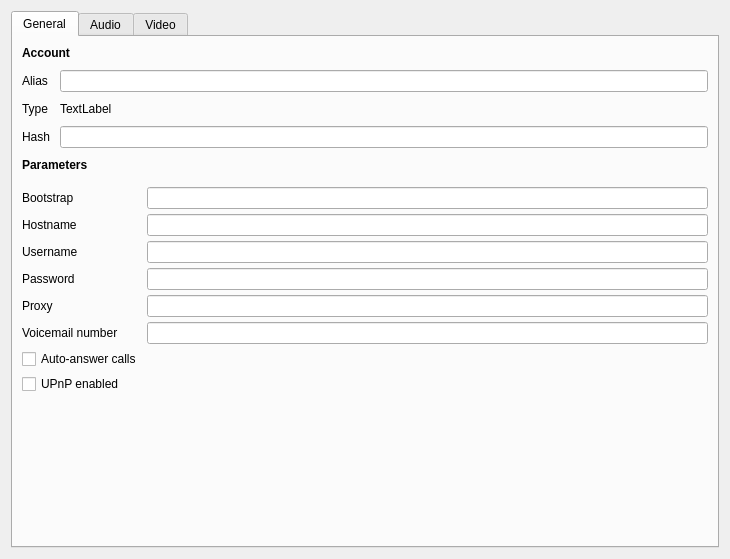
This is accountdetails.ui in savoirfairelinux/jami-client-windows as Qt 5 draws it before an edit. The edited form follows.
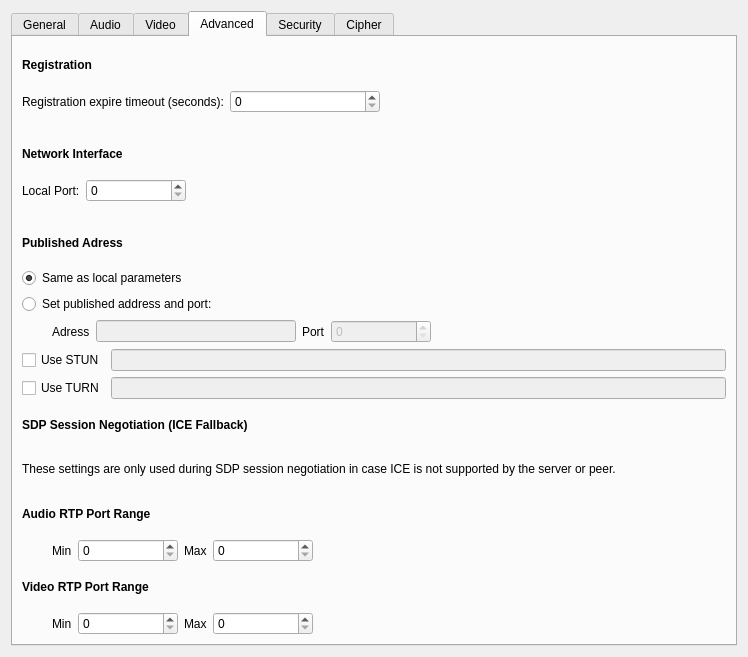
This is the edited form. The open tabs and pages were chosen to show the change. Icons and pictures are not drawn.

Commit message:
settings : add advanced and security settings
Refs #75237

The edit to the form file:
```diff
--- a/accountdetails.ui
+++ b/accountdetails.ui
@@ -6,8 +6,8 @@
    <rect>
     <x>0</x>
     <y>0</y>
-    <width>730</width>
-    <height>559</height>
+    <width>748</width>
+    <height>657</height>
    </rect>
   </property>
   <property name="windowTitle">
@@ -130,86 +130,120 @@
            <property name="topMargin">
             <number>10</number>
            </property>
-           <item row="6" column="0">
-            <widget class="QCheckBox" name="autoAnswerCheckBox">
-             <property name="text">
-              <string>Auto-answer calls</string>
-             </property>
-            </widget>
-           </item>
-           <item row="7" column="0">
-            <widget class="QCheckBox" name="upnpCheckBox">
-             <property name="enabled">
-              <bool>true</bool>
-             </property>
-             <property name="text">
-              <string>UPnP enabled</string>
-             </property>
-            </widget>
-           </item>
            <item row="0" column="0">
-            <widget class="QLabel" name="bootstrapLabel">
-             <property name="text">
-              <string>Bootstrap</string>
-             </property>
-            </widget>
-           </item>
-           <item row="0" column="1">
-            <widget class="QLineEdit" name="bootstrapLineEdit"/>
-           </item>
-           <item row="1" column="0">
             <widget class="QLabel" name="hostnameLabel">
              <property name="text">
               <string>Hostname</string>
              </property>
             </widget>
            </item>
-           <item row="1" column="1">
-            <widget class="QLineEdit" name="hostnameEdit"/>
+           <item row="0" column="1">
+            <widget class="QLineEdit" name="lrcfg_hostname"/>
            </item>
-           <item row="2" column="0">
+           <item row="1" column="0">
             <widget class="QLabel" name="usernameLabel">
              <property name="text">
               <string>Username</string>
              </property>
             </widget>
            </item>
-           <item row="2" column="1">
+           <item row="1" column="1">
             <widget class="QLineEdit" name="usernameEdit"/>
            </item>
-           <item row="3" column="0">
+           <item row="2" column="0">
             <widget class="QLabel" name="passwordLabel">
              <property name="text">
               <string>Password</string>
              </property>
             </widget>
            </item>
-           <item row="3" column="1">
-            <widget class="QLineEdit" name="passwordEdit">
+           <item row="2" column="1">
+            <widget class="QLineEdit" name="lrcfg_password">
              <property name="echoMode">
               <enum>QLineEdit::PasswordEchoOnEdit</enum>
              </property>
             </widget>
            </item>
-           <item row="4" column="0">
+           <item row="3" column="0">
             <widget class="QLabel" name="proxyLabel">
              <property name="text">
               <string>Proxy</string>
              </property>
             </widget>
            </item>
-           <item row="4" column="1">
-            <widget class="QLineEdit" name="proxyEdit"/>
+           <item row="3" column="1">
+            <widget class="QLineEdit" name="lrcfg_proxy"/>
            </item>
-           <item row="5" column="0">
+           <item row="4" column="0">
             <widget class="QLabel" name="voicemailLabel">
              <property name="text">
               <string>Voicemail number</string>
              </property>
             </widget>
            </item>
-           <item row="5" column="1">
-            <widget class="QLineEdit" name="voicemailEdit"/>
+           <item row="4" column="1">
+            <widget class="QLineEdit" name="lrcfg_mailbox"/>
+           </item>
+           <item row="5" column="0">
+            <widget class="QCheckBox" name="lrcfg_autoAnswer">
+             <property name="text">
+              <string>Auto-answer calls</string>
+             </property>
+            </widget>
+           </item>
+           <item row="6" column="0">
+            <widget class="QCheckBox" name="lrcfg_upnpEnabled">
+             <property name="enabled">
+              <bool>true</bool>
+             </property>
+             <property name="text">
+              <string>UPnP enabled</string>
+             </property>
+            </widget>
+           </item>
+           <item row="7" column="0">
+            <widget class="QLabel" name="label">
+             <property name="text">
+              <string>DTMF tone type</string>
+             </property>
+            </widget>
+           </item>
+           <item row="7" column="1">
+            <layout class="QHBoxLayout" name="horizontalLayout_2">
+             <item>
+              <widget class="QRadioButton" name="rtpRadio">
+               <property name="text">
+                <string>RTP</string>
+               </property>
+               <attribute name="buttonGroup">
+                <string notr="true">dtmfGroup</string>
+               </attribute>
+              </widget>
+             </item>
+             <item>
+              <widget class="QRadioButton" name="sipRadio">
+               <property name="text">
+                <string>SIP</string>
+               </property>
+               <attribute name="buttonGroup">
+                <string notr="true">dtmfGroup</string>
+               </attribute>
+              </widget>
+             </item>
+             <item>
+              <spacer name="horizontalSpacer">
+               <property name="orientation">
+                <enum>Qt::Horizontal</enum>
+               </property>
+               <property name="sizeHint" stdset="0">
+                <size>
+                 <width>40</width>
+                 <height>20</height>
+                </size>
+               </property>
+              </spacer>
+             </item>
+            </layout>
            </item>
           </layout>
          </item>
@@ -372,6 +406,729 @@
        </item>
       </layout>
      </widget>
+     <widget class="QWidget" name="advancedTab">
+      <attribute name="title">
+       <string>Advanced</string>
+      </attribute>
+      <layout class="QVBoxLayout" name="verticalLayout_7">
+       <item>
+        <widget class="QLabel" name="label_2">
+         <property name="font">
+          <font>
+           <weight>75</weight>
+           <bold>true</bold>
+          </font>
+         </property>
+         <property name="text">
+          <string>Registration</string>
+         </property>
+        </widget>
+       </item>
+       <item>
+        <layout class="QFormLayout" name="formLayout_3">
+         <item row="0" column="0">
+          <widget class="QLabel" name="label_9">
+           <property name="text">
+            <string>Registration expire timeout (seconds):</string>
+           </property>
+          </widget>
+         </item>
+         <item row="0" column="1">
+          <widget class="QSpinBox" name="lrcfg_registrationExpire">
+           <property name="maximumSize">
+            <size>
+             <width>150</width>
+             <height>16777215</height>
+            </size>
+           </property>
+          </widget>
+         </item>
+        </layout>
+       </item>
+       <item>
+        <widget class="QLabel" name="label_3">
+         <property name="font">
+          <font>
+           <weight>75</weight>
+           <bold>true</bold>
+          </font>
+         </property>
+         <property name="text">
+          <string>Network Interface</string>
+         </property>
+        </widget>
+       </item>
+       <item>
+        <layout class="QFormLayout" name="formLayout_4">
+         <item row="0" column="0">
+          <widget class="QLabel" name="label_10">
+           <property name="text">
+            <string>Local Port:</string>
+           </property>
+          </widget>
+         </item>
+         <item row="0" column="1">
+          <layout class="QHBoxLayout" name="horizontalLayout_7">
+           <item>
+            <widget class="QSpinBox" name="lrcfg_localPort">
+             <property name="minimumSize">
+              <size>
+               <width>100</width>
+               <height>0</height>
+              </size>
+             </property>
+             <property name="maximum">
+              <number>65535</number>
+             </property>
+            </widget>
+           </item>
+           <item>
+            <spacer name="horizontalSpacer_4">
+             <property name="orientation">
+              <enum>Qt::Horizontal</enum>
+             </property>
+             <property name="sizeHint" stdset="0">
+              <size>
+               <width>40</width>
+               <height>20</height>
+              </size>
+             </property>
+            </spacer>
+           </item>
+          </layout>
+         </item>
+        </layout>
+       </item>
+       <item>
+        <widget class="QLabel" name="label_4">
+         <property name="font">
+          <font>
+           <weight>75</weight>
+           <bold>true</bold>
+          </font>
+         </property>
+         <property name="text">
+          <string>Published Adress</string>
+         </property>
+        </widget>
+       </item>
+       <item>
+        <layout class="QVBoxLayout" name="verticalLayout_8">
+         <property name="topMargin">
+          <number>0</number>
+         </property>
+         <property name="bottomMargin">
+          <number>0</number>
+         </property>
+         <item>
+          <widget class="QRadioButton" name="puslishedSameAsLocalRadio">
+           <property name="text">
+            <string>Same as local parameters</string>
+           </property>
+           <property name="checked">
+            <bool>true</bool>
+           </property>
+           <attribute name="buttonGroup">
+            <string notr="true">publishGroup</string>
+           </attribute>
+          </widget>
+         </item>
+         <item>
+          <widget class="QRadioButton" name="customPublishedRadio">
+           <property name="text">
+            <string>Set published address and port:</string>
+           </property>
+           <attribute name="buttonGroup">
+            <string notr="true">publishGroup</string>
+           </attribute>
+          </widget>
+         </item>
+         <item>
+          <layout class="QHBoxLayout" name="publishAdressLayout">
+           <property name="leftMargin">
+            <number>30</number>
+           </property>
+           <property name="topMargin">
+            <number>0</number>
+           </property>
+           <item>
+            <widget class="QLabel" name="label_12">
+             <property name="text">
+              <string>Adress</string>
+             </property>
+            </widget>
+           </item>
+           <item>
+            <widget class="QLineEdit" name="lrcfg_publishedAddress">
+             <property name="enabled">
+              <bool>false</bool>
+             </property>
+             <property name="maximumSize">
+              <size>
+               <width>200</width>
+               <height>16777215</height>
+              </size>
+             </property>
+            </widget>
+           </item>
+           <item>
+            <widget class="QLabel" name="label_11">
+             <property name="text">
+              <string>Port</string>
+             </property>
+            </widget>
+           </item>
+           <item>
+            <widget class="QSpinBox" name="lrcfg_publishedPort">
+             <property name="enabled">
+              <bool>false</bool>
+             </property>
+             <property name="minimumSize">
+              <size>
+               <width>100</width>
+               <height>0</height>
+              </size>
+             </property>
+             <property name="maximum">
+              <number>65535</number>
+             </property>
+            </widget>
+           </item>
+           <item>
+            <spacer name="horizontalSpacer_5">
+             <property name="orientation">
+              <enum>Qt::Horizontal</enum>
+             </property>
+             <property name="sizeHint" stdset="0">
+              <size>
+               <width>40</width>
+               <height>20</height>
+              </size>
+             </property>
+            </spacer>
+           </item>
+          </layout>
+         </item>
+         <item>
+          <layout class="QHBoxLayout" name="horizontalLayout_8">
+           <property name="topMargin">
+            <number>0</number>
+           </property>
+           <item>
+            <widget class="QCheckBox" name="lrcfg_sipStunEnabled">
+             <property name="text">
+              <string>Use STUN</string>
+             </property>
+            </widget>
+           </item>
+           <item>
+            <widget class="QLineEdit" name="lrcfg_sipStunServer">
+             <property name="enabled">
+              <bool>false</bool>
+             </property>
+            </widget>
+           </item>
+          </layout>
+         </item>
+         <item>
+          <layout class="QHBoxLayout" name="horizontalLayout_11">
+           <property name="topMargin">
+            <number>0</number>
+           </property>
+           <item>
+            <widget class="QCheckBox" name="lrcfg_turnEnabled">
+             <property name="text">
+              <string>Use TURN</string>
+             </property>
+            </widget>
+           </item>
+           <item>
+            <widget class="QLineEdit" name="lrcfg_sipTurnServer">
+             <property name="enabled">
+              <bool>false</bool>
+             </property>
+            </widget>
+           </item>
+          </layout>
+         </item>
+        </layout>
+       </item>
+       <item>
+        <widget class="QLabel" name="label_5">
+         <property name="font">
+          <font>
+           <weight>75</weight>
+           <bold>true</bold>
+          </font>
+         </property>
+         <property name="text">
+          <string>SDP Session Negotiation (ICE Fallback)</string>
+         </property>
+        </widget>
+       </item>
+       <item>
+        <widget class="QLabel" name="label_6">
+         <property name="text">
+          <string>These settings are only used during SDP session negotiation in case ICE is not supported by the server or peer.</string>
+         </property>
+         <property name="wordWrap">
+          <bool>true</bool>
+         </property>
+        </widget>
+       </item>
+       <item>
+        <widget class="QLabel" name="label_8">
+         <property name="font">
+          <font>
+           <weight>75</weight>
+           <bold>true</bold>
+          </font>
+         </property>
+         <property name="text">
+          <string>Audio RTP Port Range</string>
+         </property>
+        </widget>
+       </item>
+       <item>
+        <layout class="QHBoxLayout" name="horizontalLayout_5">
+         <property name="leftMargin">
+          <number>30</number>
+         </property>
+         <property name="topMargin">
+          <number>0</number>
+         </property>
+         <item>
+          <widget class="QLabel" name="label_13">
+           <property name="text">
+            <string>Min</string>
+           </property>
+          </widget>
+         </item>
+         <item>
+          <widget class="QSpinBox" name="lrcfg_audioPortMin">
+           <property name="minimumSize">
+            <size>
+             <width>100</width>
+             <height>0</height>
+            </size>
+           </property>
+           <property name="maximum">
+            <number>65535</number>
+           </property>
+          </widget>
+         </item>
+         <item>
+          <widget class="QLabel" name="label_14">
+           <property name="text">
+            <string>Max</string>
+           </property>
+          </widget>
+         </item>
+         <item>
+          <widget class="QSpinBox" name="lrcfg_audioPortMax">
+           <property name="minimumSize">
+            <size>
+             <width>100</width>
+             <height>0</height>
+            </size>
+           </property>
+           <property name="maximum">
+            <number>65535</number>
+           </property>
+          </widget>
+         </item>
+         <item>
+          <spacer name="horizontalSpacer_2">
+           <property name="orientation">
+            <enum>Qt::Horizontal</enum>
+           </property>
+           <property name="sizeHint" stdset="0">
+            <size>
+             <width>40</width>
+             <height>20</height>
+            </size>
+           </property>
+          </spacer>
+         </item>
+        </layout>
+       </item>
+       <item>
+        <widget class="QLabel" name="label_7">
+         <property name="font">
+          <font>
+           <weight>75</weight>
+           <bold>true</bold>
+          </font>
+         </property>
+         <property name="text">
+          <string>Video RTP Port Range</string>
+         </property>
+        </widget>
+       </item>
+       <item>
+        <layout class="QHBoxLayout" name="horizontalLayout_6">
+         <property name="leftMargin">
+          <number>30</number>
+         </property>
+         <property name="topMargin">
+          <number>0</number>
+         </property>
+         <item>
+          <widget class="QLabel" name="label_15">
+           <property name="text">
+            <string>Min</string>
+           </property>
+          </widget>
+         </item>
+         <item>
+          <widget class="QSpinBox" name="lrcfg_videoPortMin">
+           <property name="minimumSize">
+            <size>
+             <width>100</width>
+             <height>0</height>
+            </size>
+           </property>
+           <property name="maximum">
+            <number>65535</number>
+           </property>
+          </widget>
+         </item>
+         <item>
+          <widget class="QLabel" name="label_16">
+           <property name="text">
+            <string>Max</string>
+           </property>
+          </widget>
+         </item>
+         <item>
+          <widget class="QSpinBox" name="lrcfg_videoPortMax">
+           <property name="minimumSize">
+            <size>
+             <width>100</width>
+             <height>0</height>
+            </size>
+           </property>
+           <property name="maximum">
+            <number>65535</number>
+           </property>
+          </widget>
+         </item>
+         <item>
+          <spacer name="horizontalSpacer_3">
+           <property name="orientation">
+            <enum>Qt::Horizontal</enum>
+           </property>
+           <property name="sizeHint" stdset="0">
+            <size>
+             <width>40</width>
+             <height>20</height>
+            </size>
+           </property>
+          </spacer>
+         </item>
+        </layout>
+       </item>
+      </layout>
+     </widget>
+     <widget class="QWidget" name="securityTab">
+      <attribute name="title">
+       <string>Security</string>
+      </attribute>
+      <layout class="QVBoxLayout" name="verticalLayout_9">
+       <item>
+        <widget class="QLabel" name="label_17">
+         <property name="font">
+          <font>
+           <weight>75</weight>
+           <bold>true</bold>
+          </font>
+         </property>
+         <property name="text">
+          <string>Media Stream Encryption</string>
+         </property>
+        </widget>
+       </item>
+       <item>
+        <widget class="QCheckBox" name="srtpEnabled">
+         <property name="text">
+          <string>Encrypt media stream (SRTP)</string>
+         </property>
+        </widget>
+       </item>
+       <item>
+        <layout class="QHBoxLayout" name="horizontalLayout_3">
+         <item>
+          <widget class="QLabel" name="label_18">
+           <property name="text">
+            <string>Key exchange protocol</string>
+           </property>
+          </widget>
+         </item>
+         <item>
+          <widget class="QComboBox" name="keyExchangeModelCombo">
+           <property name="enabled">
+            <bool>false</bool>
+           </property>
+          </widget>
+         </item>
+        </layout>
+       </item>
+       <item>
+        <widget class="QCheckBox" name="lrcfg_srtpRtpFallback">
+         <property name="enabled">
+          <bool>false</bool>
+         </property>
+         <property name="text">
+          <string>Fallback on RTP on encryption failure</string>
+         </property>
+        </widget>
+       </item>
+       <item>
+        <widget class="QLabel" name="label_19">
+         <property name="font">
+          <font>
+           <weight>75</weight>
+           <bold>true</bold>
+          </font>
+         </property>
+         <property name="text">
+          <string>Negotiation Encryption</string>
+         </property>
+        </widget>
+       </item>
+       <item>
+        <widget class="QCheckBox" name="lrcfg_tlsEnabled">
+         <property name="text">
+          <string>Encrypt negotiation (TLS)</string>
+         </property>
+        </widget>
+       </item>
+       <item>
+        <layout class="QFormLayout" name="formLayout_5">
+         <item row="0" column="0">
+          <widget class="QLabel" name="label_20">
+           <property name="text">
+            <string>CA certificate</string>
+           </property>
+          </widget>
+         </item>
+         <item row="1" column="0">
+          <widget class="QLabel" name="label_21">
+           <property name="text">
+            <string>User certificate</string>
+           </property>
+          </widget>
+         </item>
+         <item row="2" column="0">
+          <widget class="QLabel" name="label_22">
+           <property name="text">
+            <string>Private key</string>
+           </property>
+          </widget>
+         </item>
+         <item row="3" column="0">
+          <widget class="QLabel" name="label_23">
+           <property name="text">
+            <string>Private key password</string>
+           </property>
+          </widget>
+         </item>
+         <item row="4" column="0">
+          <widget class="QLabel" name="label_24">
+           <property name="text">
+            <string>TLS protocol method</string>
+           </property>
+          </widget>
+         </item>
+         <item row="5" column="0">
+          <widget class="QLabel" name="label_25">
+           <property name="text">
+            <string>Outgoing TLS server name</string>
+           </property>
+          </widget>
+         </item>
+         <item row="6" column="0">
+          <widget class="QLabel" name="label_26">
+           <property name="text">
+            <string>Negotiation timeout (seconds)</string>
+           </property>
+          </widget>
+         </item>
+         <item row="3" column="1">
+          <widget class="QLineEdit" name="lrcfg_tlsPassword">
+           <property name="enabled">
+            <bool>false</bool>
+           </property>
+           <property name="echoMode">
+            <enum>QLineEdit::Password</enum>
+           </property>
+          </widget>
+         </item>
+         <item row="4" column="1">
+          <widget class="QComboBox" name="tlsProtocoCombo">
+           <property name="enabled">
+            <bool>false</bool>
+           </property>
+          </widget>
+         </item>
+         <item row="5" column="1">
+          <widget class="QLineEdit" name="lrcfg_tlsServerName">
+           <property name="enabled">
+            <bool>false</bool>
+           </property>
+          </widget>
+         </item>
+         <item row="6" column="1">
+          <widget class="QSpinBox" name="lrcfg_tlsNegotiationTimeoutSec">
+           <property name="enabled">
+            <bool>false</bool>
+           </property>
+           <property name="maximum">
+            <number>100000</number>
+           </property>
+          </widget>
+         </item>
+         <item row="1" column="1">
+          <widget class="QPushButton" name="lrcfg_tlsCertificate">
+           <property name="enabled">
+            <bool>false</bool>
+           </property>
+           <property name="layoutDirection">
+            <enum>Qt::RightToLeft</enum>
+           </property>
+           <property name="text">
+            <string>PushButton</string>
+           </property>
+           <property name="icon">
+            <iconset resource="ressources.qrc">
+             <normaloff>:/images/folder-download.png</normaloff>:/images/folder-download.png</iconset>
+           </property>
+          </widget>
+         </item>
+         <item row="2" column="1">
+          <widget class="QPushButton" name="lrcfg_tlsPrivateKeyCertificate">
+           <property name="enabled">
+            <bool>false</bool>
+           </property>
+           <property name="layoutDirection">
+            <enum>Qt::RightToLeft</enum>
+           </property>
+           <property name="text">
+            <string>PushButton</string>
+           </property>
+           <property name="icon">
+            <iconset resource="ressources.qrc">
+             <normaloff>:/images/folder-download.png</normaloff>:/images/folder-download.png</iconset>
+           </property>
+          </widget>
+         </item>
+         <item row="0" column="1">
+          <widget class="QPushButton" name="lrcfg_tlsCaListCertificate">
+           <property name="enabled">
+            <bool>false</bool>
+           </property>
+           <property name="layoutDirection">
+            <enum>Qt::RightToLeft</enum>
+           </property>
+           <property name="text">
+            <string>PushButton</string>
+           </property>
+           <property name="icon">
+            <iconset resource="ressources.qrc">
+             <normaloff>:/images/folder-download.png</normaloff>:/images/folder-download.png</iconset>
+           </property>
+          </widget>
+         </item>
+        </layout>
+       </item>
+       <item>
+        <widget class="QCheckBox" name="lrcfg_tlsVerifyServer">
+         <property name="enabled">
+          <bool>false</bool>
+         </property>
+         <property name="text">
+          <string>Verify incoming certificates (server side)</string>
+         </property>
+        </widget>
+       </item>
+       <item>
+        <widget class="QCheckBox" name="lrcfg_tlsVerifyClient">
+         <property name="enabled">
+          <bool>false</bool>
+         </property>
+         <property name="text">
+          <string>Verify answer certificates (client side)</string>
+         </property>
+        </widget>
+       </item>
+       <item>
+        <widget class="QCheckBox" name="lrcfg_tlsRequireClientCertificate">
+         <property name="enabled">
+          <bool>false</bool>
+         </property>
+         <property name="text">
+          <string>Require a certificate for incoming TLS connections</string>
+         </property>
+        </widget>
+       </item>
+      </layout>
+     </widget>
+     <widget class="QWidget" name="tab">
+      <attribute name="title">
+       <string>Cipher</string>
+      </attribute>
+      <layout class="QVBoxLayout" name="verticalLayout_10" stretch="0,1">
+       <item>
+        <layout class="QHBoxLayout" name="horizontalLayout_4">
+         <item>
+          <widget class="QRadioButton" name="defaultCipherRadio">
+           <property name="enabled">
+            <bool>false</bool>
+           </property>
+           <property name="text">
+            <string>Use default ciphers</string>
+           </property>
+          </widget>
+         </item>
+         <item>
+          <widget class="QRadioButton" name="customCipherRadio">
+           <property name="enabled">
+            <bool>false</bool>
+           </property>
+           <property name="text">
+            <string>User custom cipher list</string>
+           </property>
+          </widget>
+         </item>
+        </layout>
+       </item>
+       <item>
+        <widget class="QListView" name="cipherListView">
+         <property name="enabled">
+          <bool>false</bool>
+         </property>
+         <property name="sizePolicy">
+          <sizepolicy hsizetype="Expanding" vsizetype="Expanding">
+           <horstretch>0</horstretch>
+           <verstretch>0</verstretch>
+          </sizepolicy>
+         </property>
+         <property name="minimumSize">
+          <size>
+           <width>0</width>
+           <height>0</height>
+          </size>
+         </property>
+         <property name="maximumSize">
+          <size>
+           <width>16777215</width>
+           <height>16777215</height>
+          </size>
+         </property>
+        </widget>
+       </item>
+      </layout>
+     </widget>
     </widget>
    </item>
   </layout>
```
Left out of the diff: 300 changed lines with no effect on the pictures. The commit also changes 10 other files.
